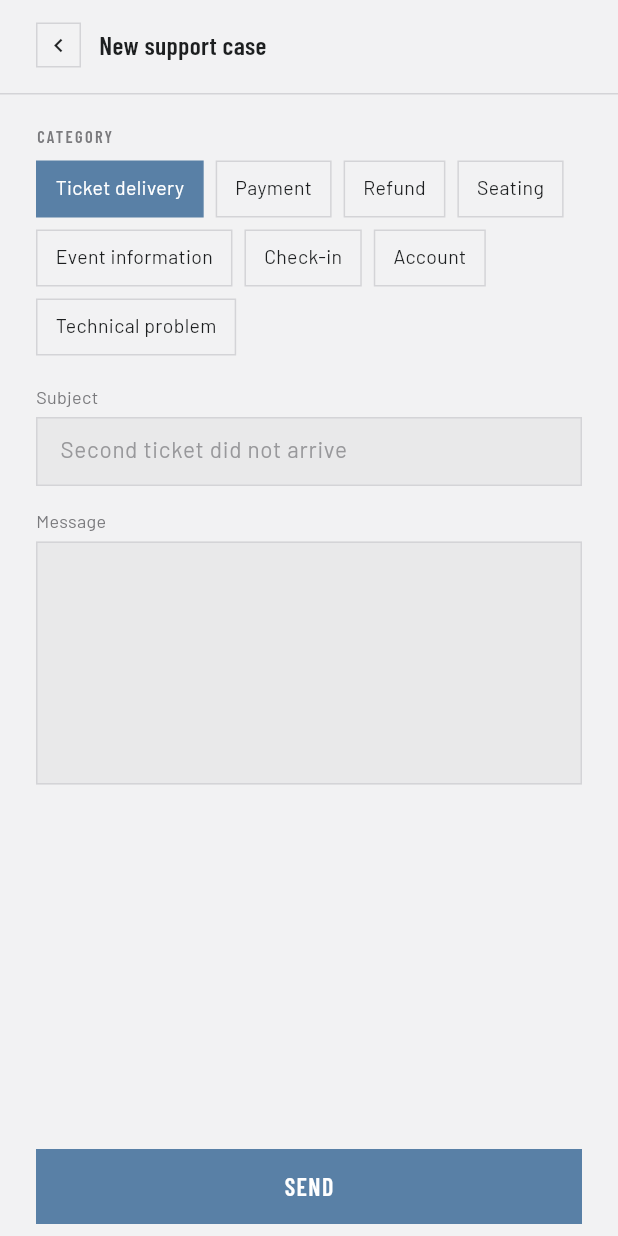
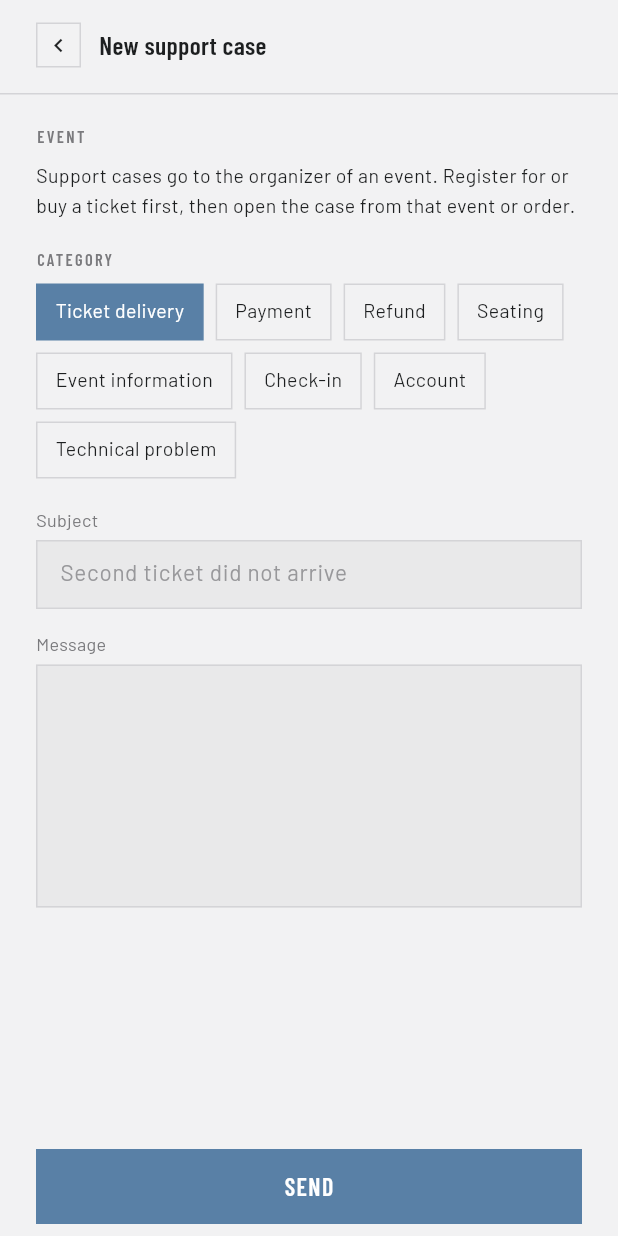
Before and after one commit to diaskaussov/BiletFlowMobile, a Flutter app: the NewCasePage screen opened by its route, on a phone screen of 412 x 824 dp. Run offline on Flutter 3.47's test engine with Material 3 defaults, Android fonts, the phone set to English and light mode, and no system bars; our stand-ins replace connectivity_plus, dio, flutter_secure_storage, get_it, go_router, permission_handler and 4 more; missing offline and left inert: mobile_scanner; accounts and stored records are empty; network calls fail.

Commit message:
fix(mobile): attendee support cases are tied to an event
A case opened from the Support tab had no event, and the API only shows
organizers the cases of their own events, so nobody received it. Attendees
now pick one of their events (SRS 4.13: cases open from an event, order or
ticket); the event's organizer sees the case in their inbox.

```diff
--- a/mobile/lib/core/di/attendee_injection.dart
+++ b/mobile/lib/core/di/attendee_injection.dart
@@ -1,4 +1,6 @@
 import 'package:get_it/get_it.dart';
+
+import '../error/result.dart';
 
 import '../../features/auth/domain/usecases/sign_in.dart';
 import '../../features/catalog/data/catalog_repository_impl.dart';
@@ -40,6 +42,16 @@ void configureAttendeeDependencies(GetIt sl) {
     ..registerLazySingleton(() => GetCaseMessages(sl()))
     ..registerLazySingleton(() => OpenCase(sl()))
     ..registerLazySingleton(() => ReplyToCase(sl()))
+    ..registerLazySingleton(() => GetCaseContexts(() async {
+          final r = await sl<TicketsRepository>().myTickets();
+          return switch (r) {
+            Ok(:final value) => Ok([
+                for (final t in value)
+                  if (t.eventId != null) CaseContext(eventId: t.eventId!, eventTitle: t.eventTitle ?? 'Event #${t.eventId}', orderId: t.orderId),
+              ]),
+            Err(:final failure) => Err(failure),
+          };
+        }))
     ..registerLazySingleton(() => ChangeCaseStatus(sl()))
     ..registerLazySingleton(() => GetNotifications(sl()))
     ..registerLazySingleton(() => MarkNotificationRead(sl()));
--- a/mobile/lib/features/support/domain/support_domain.dart
+++ b/mobile/lib/features/support/domain/support_domain.dart
@@ -15,6 +15,15 @@ class NewCase {
   final String subject;
   final String message;
   final int? eventId;
+  final int? orderId;
+}
+
+/// Событие, к которому участник может привязать обращение.
+class CaseContext {
+  const CaseContext({required this.eventId, required this.eventTitle, this.orderId});
+
+  final int eventId;
+  final String eventTitle;
   final int? orderId;
 }
 
@@ -93,12 +102,19 @@ class GetCaseMessages {
 }
 
 /// UC9: обращение с категорией и контекстом события или заказа.
+///
+/// [requireContext] — для участника: обращение без события не видит ни один
+/// организатор (API отдаёт организатору только обращения по его событиям),
+/// а SRS §4.13 открывает обращение участника со страницы события или заказа.
 class OpenCase {
   const OpenCase(this._repo);
 
   final SupportRepository _repo;
 
-  Future<Result<SupportCaseInfo>> call(NewCase request) async {
+  Future<Result<SupportCaseInfo>> call(NewCase request, {bool requireContext = false}) async {
+    if (requireContext && request.eventId == null && request.orderId == null) {
+      return const Err(ValidationFailure('Choose the event this is about, so its organizer gets the case.'));
+    }
     if (request.subject.trim().length < 3) {
       return const Err(ValidationFailure('Describe the problem in a few words.'));
     }
@@ -112,6 +128,21 @@ class OpenCase {
       eventId: request.eventId,
       orderId: request.orderId,
     ));
+  }
+}
+
+/// События из билетов участника — варианты для привязки обращения.
+class GetCaseContexts {
+  const GetCaseContexts(this._load);
+
+  final Future<Result<List<CaseContext>>> Function() _load;
+
+  Future<Result<List<CaseContext>>> call() async {
+    final r = await _load();
+    return switch (r) {
+      Ok(:final value) => Ok({for (final c in value) c.eventId: c}.values.toList()),
+      Err(:final failure) => Err(failure),
+    };
   }
 }
 
--- a/mobile/lib/features/support/presentation/support_pages.dart
+++ b/mobile/lib/features/support/presentation/support_pages.dart
@@ -128,16 +128,42 @@ class SupportListPage extends StatelessWidget {
 // ─── new case ──────────────────────────────────────────────────────────────
 
 class NewCaseViewModel extends ChangeNotifier with SafeNotifier {
-  NewCaseViewModel(this._open, {this.eventId, this.orderId, this.about, CaseCategory? category})
-      : category = category ?? (orderId != null ? CaseCategory.ticketDelivery : CaseCategory.eventInfo);
+  NewCaseViewModel(
+    this._open, {
+    this.eventId,
+    this.orderId,
+    this.about,
+    CaseCategory? category,
+    this._contexts,
+  })  : category = category ?? (orderId != null ? CaseCategory.ticketDelivery : CaseCategory.eventInfo) {
+    if (needsPicker) _loadContexts();
+  }
 
   final OpenCase _open;
+  final GetCaseContexts? _contexts;
   final int? eventId;
   final int? orderId;
   final String? about;
   CaseCategory category;
   bool busy = false;
   String? error;
+
+  /// Участнику без контекста нужно выбрать событие.
+  bool get needsPicker => _contexts != null && eventId == null && orderId == null;
+  List<CaseContext>? choices;
+  CaseContext? selected;
+
+  Future<void> _loadContexts() async {
+    final r = await _contexts!();
+    choices = r.valueOrNull ?? const [];
+    if (choices!.length == 1) selected = choices!.first;
+    notifyListeners();
+  }
+
+  void select(CaseContext c) {
+    selected = c;
+    notifyListeners();
+  }
 
   void setCategory(CaseCategory c) {
     category = c;
@@ -148,7 +174,16 @@ class NewCaseViewModel extends ChangeNotifier with SafeNotifier {
     busy = true;
     error = null;
     notifyListeners();
-    final r = await _open(NewCase(category: category, subject: subject, message: message, eventId: eventId, orderId: orderId));
+    final r = await _open(
+      NewCase(
+        category: category,
+        subject: subject,
+        message: message,
+        eventId: eventId ?? selected?.eventId,
+        orderId: orderId ?? selected?.orderId,
+      ),
+      requireContext: _contexts != null,
+    );
     busy = false;
     notifyListeners();
     switch (r) {
@@ -195,6 +230,26 @@ class _NewCasePageState extends State<NewCasePage> {
               child: ListView(
                 padding: const EdgeInsets.fromLTRB(AppSpacing.sideLight, 20, AppSpacing.sideLight, 20),
                 children: [
+                  if (vm.needsPicker) ...[
+                    const SectionLabel('Event'),
+                    const SizedBox(height: 8),
+                    if (vm.choices == null)
+                      const LinearProgressIndicator(minHeight: 2)
+                    else if (vm.choices!.isEmpty)
+                      Text(
+                        'Support cases go to the organizer of an event. Register for or buy a ticket first, '
+                        'then open the case from that event or order.',
+                        style: AppText.bodySecondary.copyWith(color: AppColors.ink),
+                      )
+                    else
+                      ChoiceChips<CaseContext?>(
+                        options: vm.choices!,
+                        selected: vm.selected,
+                        label: (c) => c?.eventTitle ?? '',
+                        onSelected: (c) => vm.select(c!),
+                      ),
+                    const SizedBox(height: 18),
+                  ],
                   const SectionLabel('Category'),
                   const SizedBox(height: 8),
                   ChoiceChips<CaseCategory>(
```
Also changed, not shown: mobile/lib/app/attendee_routes.dart (+5 -3 lines), 1 other file.
